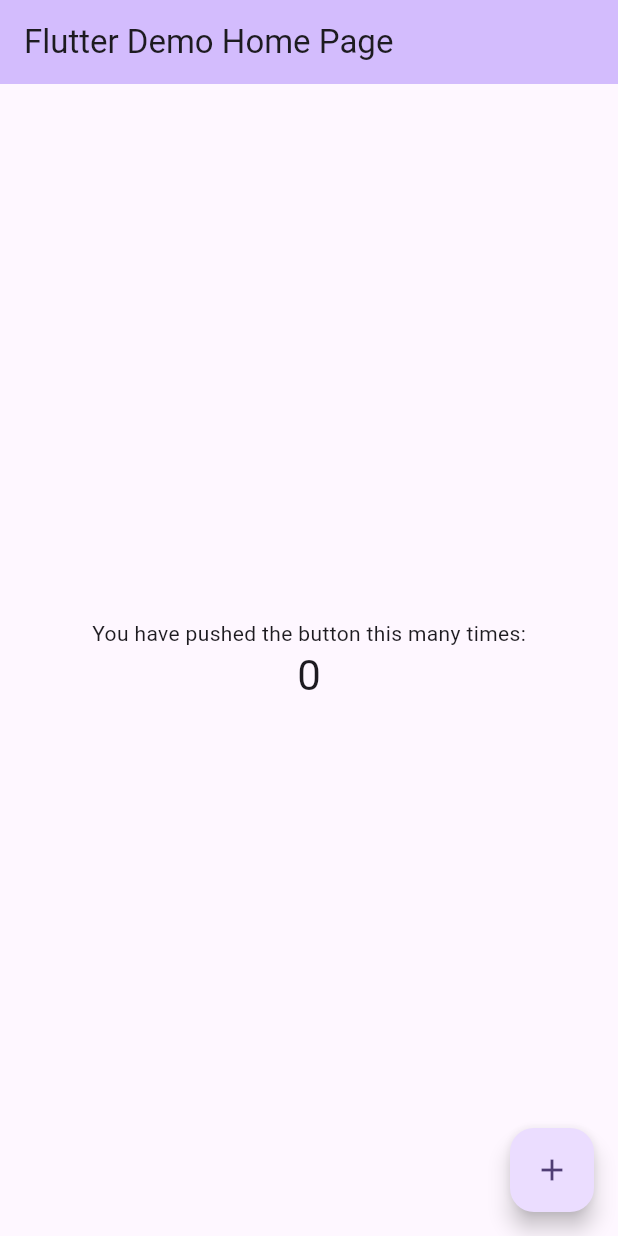
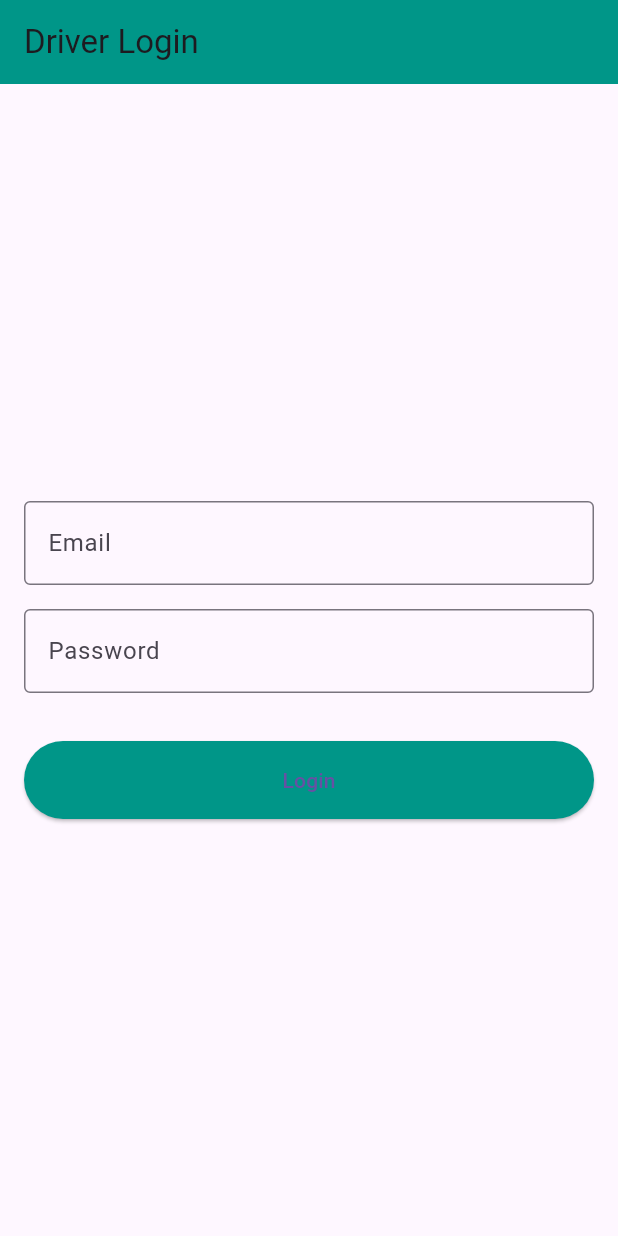
Before and after one commit to ManishModak/flutter_driver_app, a Flutter app: the screen it shows after launch, on a phone screen of 412 x 824 dp. Run offline on Flutter 3.47's test engine with Material 3 defaults, Android fonts, the phone set to English and light mode, and no system bars.

Commit message:
mock login screen and navigation

```diff
--- a/lib/main.dart
+++ b/lib/main.dart
@@ -1,4 +1,6 @@
+// lib/main.dart
 import 'package:flutter/material.dart';
+import 'screens/login_screen.dart';
 
 void main() {
   runApp(const MyApp());
@@ -7,116 +9,16 @@ void main() {
 class MyApp extends StatelessWidget {
   const MyApp({super.key});
 
-  // This widget is the root of your application.
   @override
   Widget build(BuildContext context) {
     return MaterialApp(
-      title: 'Flutter Demo',
+      title: 'Driver App',
       theme: ThemeData(
-        // This is the theme of your application.
-        //
-        // TRY THIS: Try running your application with "flutter run". You'll see
-        // the application has a purple toolbar. Then, without quitting the app,
-        // try changing the seedColor in the colorScheme below to Colors.green
-        // and then invoke "hot reload" (save your changes or press the "hot
-        // reload" button in a Flutter-supported IDE, or press "r" if you used
-        // the command line to start the app).
-        //
-        // Notice that the counter didn't reset back to zero; the application
-        // state is not lost during the reload. To reset the state, use hot
-        // restart instead.
-        //
-        // This works for code too, not just values: Most code changes can be
-        // tested with just a hot reload.
-        colorScheme: ColorScheme.fromSeed(seedColor: Colors.deepPurple),
+        primarySwatch: Colors.teal,
+        visualDensity: VisualDensity.adaptivePlatformDensity,
       ),
-      home: const MyHomePage(title: 'Flutter Demo Home Page'),
+      // Set the LoginScreen as the starting point of the app
+      home: LoginScreen(),
     );
   }
 }
-
-class MyHomePage extends StatefulWidget {
-  const MyHomePage({super.key, required this.title});
-
-  // This widget is the home page of your application. It is stateful, meaning
-  // that it has a State object (defined below) that contains fields that affect
-  // how it looks.
-
-  // This class is the configuration for the state. It holds the values (in this
-  // case the title) provided by the parent (in this case the App widget) and
-  // used by the build method of the State. Fields in a Widget subclass are
-  // always marked "final".
-
-  final String title;
-
-  @override
-  State<MyHomePage> createState() => _MyHomePageState();
-}
-
-class _MyHomePageState extends State<MyHomePage> {
-  int _counter = 0;
-
-  void _incrementCounter() {
-    setState(() {
-      // This call to setState tells the Flutter framework that something has
-      // changed in this State, which causes it to rerun the build method below
-      // so that the display can reflect the updated values. If we changed
-      // _counter without calling setState(), then the build method would not be
-      // called again, and so nothing would appear to happen.
-      _counter++;
-    });
-  }
-
-  @override
-  Widget build(BuildContext context) {
-    // This method is rerun every time setState is called, for instance as done
-    // by the _incrementCounter method above.
-    //
-    // The Flutter framework has been optimized to make rerunning build methods
-    // fast, so that you can just rebuild anything that needs updating rather
-    // than having to individually change instances of widgets.
-    return Scaffold(
-      appBar: AppBar(
-        // TRY THIS: Try changing the color here to a specific color (to
-        // Colors.amber, perhaps?) and trigger a hot reload to see the AppBar
-        // change color while the other colors stay the same.
-        backgroundColor: Theme.of(context).colorScheme.inversePrimary,
-        // Here we take the value from the MyHomePage object that was created by
-        // the App.build method, and use it to set our appbar title.
-        title: Text(widget.title),
-      ),
-      body: Center(
-        // Center is a layout widget. It takes a single child and positions it
-        // in the middle of the parent.
-        child: Column(
-          // Column is also a layout widget. It takes a list of children and
-          // arranges them vertically. By default, it sizes itself to fit its
-          // children horizontally, and tries to be as tall as its parent.
-          //
-          // Column has various properties to control how it sizes itself and
-          // how it positions its children. Here we use mainAxisAlignment to
-          // center the children vertically; the main axis here is the vertical
-          // axis because Columns are vertical (the cross axis would be
-          // horizontal).
-          //
-          // TRY THIS: Invoke "debug painting" (choose the "Toggle Debug Paint"
-          // action in the IDE, or press "p" in the console), to see the
-          // wireframe for each widget.
-          mainAxisAlignment: MainAxisAlignment.center,
-          children: <Widget>[
-            const Text('You have pushed the button this many times:'),
-            Text(
-              '$_counter',
-              style: Theme.of(context).textTheme.headlineMedium,
-            ),
-          ],
-        ),
-      ),
-      floatingActionButton: FloatingActionButton(
-        onPressed: _incrementCounter,
-        tooltip: 'Increment',
-        child: const Icon(Icons.add),
-      ), // This trailing comma makes auto-formatting nicer for build methods.
-    );
-  }
-}
--- /dev/null
+++ b/lib/screens/assigned_order_screen.dart
@@ -0,0 +1,19 @@
+// lib/screens/assigned_order_screen.dart
+import 'package:flutter/material.dart';
+
+class AssignedOrderScreen extends StatefulWidget {
+  const AssignedOrderScreen({super.key});
+
+  @override
+  State<AssignedOrderScreen> createState() => _AssignedOrderScreenState();
+}
+
+class _AssignedOrderScreenState extends State<AssignedOrderScreen> {
+  @override
+  Widget build(BuildContext context) {
+    return Scaffold(
+      appBar: AppBar(title: const Text('Assigned Order')),
+      body: const Center(child: Text('Order details will appear here.')),
+    );
+  }
+}
--- /dev/null
+++ b/lib/screens/login_screen.dart
@@ -0,0 +1,62 @@
+// lib/screens/login_screen.dart
+import 'package:flutter/material.dart';
+import 'assigned_order_screen.dart';
+
+class LoginScreen extends StatelessWidget {
+  // Controllers to manage the text inside the TextFields
+  final TextEditingController _emailController = TextEditingController();
+  final TextEditingController _passwordController = TextEditingController();
+
+  LoginScreen({super.key});
+
+  @override
+  Widget build(BuildContext context) {
+    return Scaffold(
+      appBar: AppBar(
+        title: const Text('Driver Login'),
+        backgroundColor: Colors.teal,
+      ),
+      body: Padding(
+        padding: const EdgeInsets.all(16.0),
+        child: Column(
+          mainAxisAlignment: MainAxisAlignment.center,
+          crossAxisAlignment: CrossAxisAlignment.stretch,
+          children: [
+            TextField(
+              controller: _emailController,
+              decoration: const InputDecoration(
+                labelText: 'Email',
+                border: OutlineInputBorder(),
+              ),
+              keyboardType: TextInputType.emailAddress,
+            ),
+            const SizedBox(height: 16),
+            TextField(
+              controller: _passwordController,
+              decoration: const InputDecoration(
+                labelText: 'Password',
+                border: OutlineInputBorder(),
+              ),
+              obscureText: true,
+            ),
+            const SizedBox(height: 32),
+            ElevatedButton(
+              style: ElevatedButton.styleFrom(
+                backgroundColor: Colors.teal,
+                padding: const EdgeInsets.symmetric(vertical: 16),
+              ),
+              onPressed: () {
+                Navigator.of(context).pushReplacement(
+                  MaterialPageRoute(
+                    builder: (context) => AssignedOrderScreen(),
+                  ),
+                );
+              },
+              child: const Text('Login'),
+            ),
+          ],
+        ),
+      ),
+    );
+  }
+}
```
